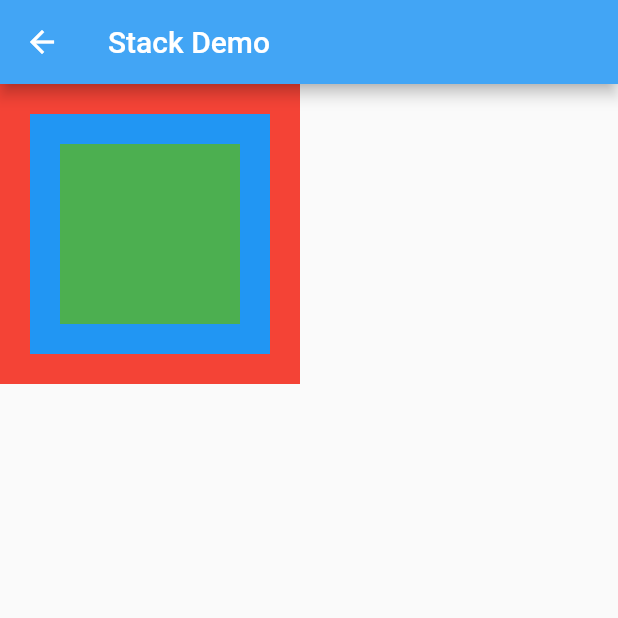
After one commit to destinyzhao/flutter_accumulation, a Flutter app: the StackPage screen opened directly, on a phone screen of 412 x 824 dp, the top half of it. The commit adds this screen. Run offline on Flutter 3.47's test engine with Material 2 defaults, Android fonts, the phone set to English and light mode, and no system bars.

Commit message:
Stack 使用

```diff
--- a/lib/views/home_page/home_page.dart
+++ b/lib/views/home_page/home_page.dart
@@ -3,6 +3,7 @@ import 'radius_page.dart';
 import 'transform_page.dart';
 import 'text_line_height_page.dart';
 import 'positioned_page.dart';
+import 'stack_page.dart';
 
 class HomePage extends StatefulWidget {
   _HomePageState createState() => _HomePageState();
@@ -42,7 +43,7 @@ Widget buildListViewData(
   );
 }
 
-const List<String> routerName = ["圆角","Transform Demo","文本间距","Positioned Demo"];
+const List<String> routerName = ["圆角","Transform Demo","文本间距","Positioned Demo","Stack Demo"];
 
 void routerPage(int index,BuildContext context){
   switch(index){
@@ -62,5 +63,9 @@ void routerPage(int index,BuildContext context){
       Navigator.push(context,MaterialPageRoute(builder: (context) => new PositionedPage()),
       );
       break;
+    case 4:
+      Navigator.push(context,MaterialPageRoute(builder: (context) => new StackPage()),
+      );
+      break;
   }
 }
--- /dev/null
+++ b/lib/views/home_page/stack_page.dart
@@ -0,0 +1,34 @@
+import 'package:flutter/material.dart';
+
+class StackPage extends StatelessWidget{
+  @override
+  Widget build(BuildContext context) {
+    // TODO: implement build
+    return Scaffold(
+      appBar: AppBar(
+        title: Text('Stack Demo'),
+        backgroundColor: Colors.blue[400],
+      ),
+      body: Stack(
+        alignment: AlignmentDirectional.center,
+        children: <Widget>[
+          Container(
+            width: 200,
+            height: 200,
+            color: Colors.red,
+          ),
+          Container(
+            width: 160,
+            height: 160,
+            color: Colors.blue,
+          ),
+          Container(
+            width: 120,
+            height:120,
+            color: Colors.green,
+          ),
+        ],
+      ),
+    );
+  }
+}
```
Also changed, not shown: 9 other files.
